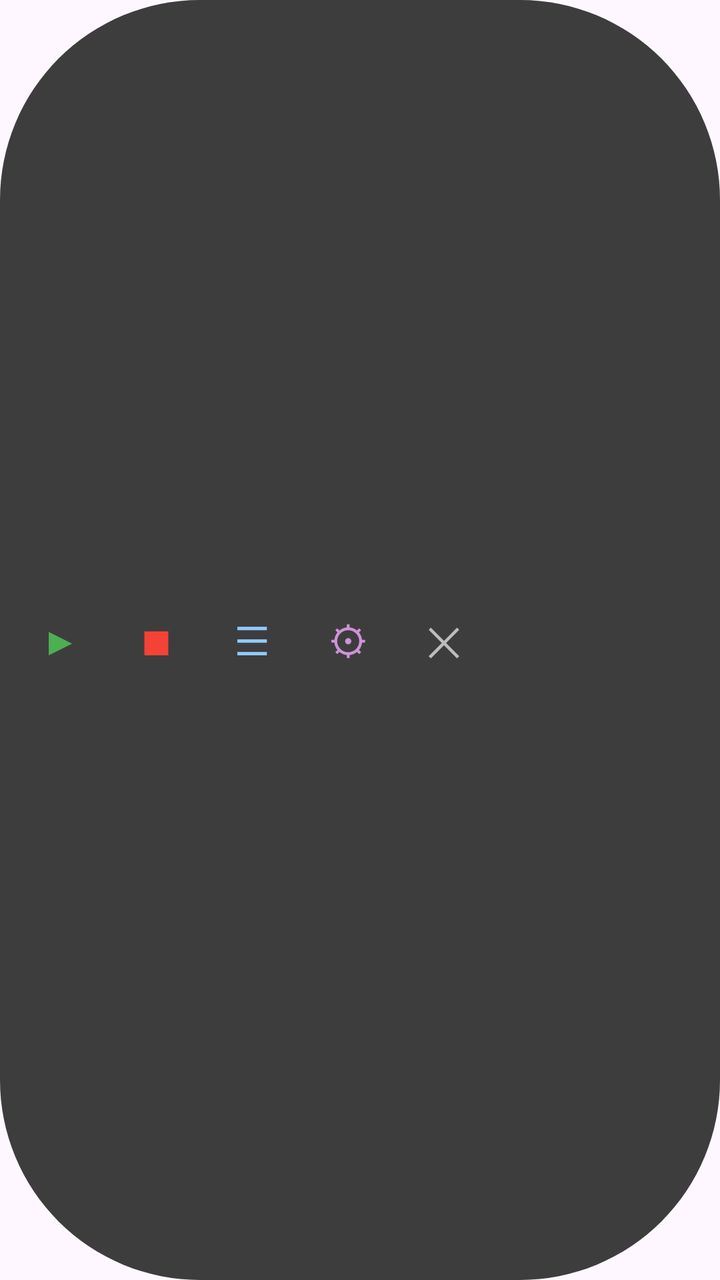
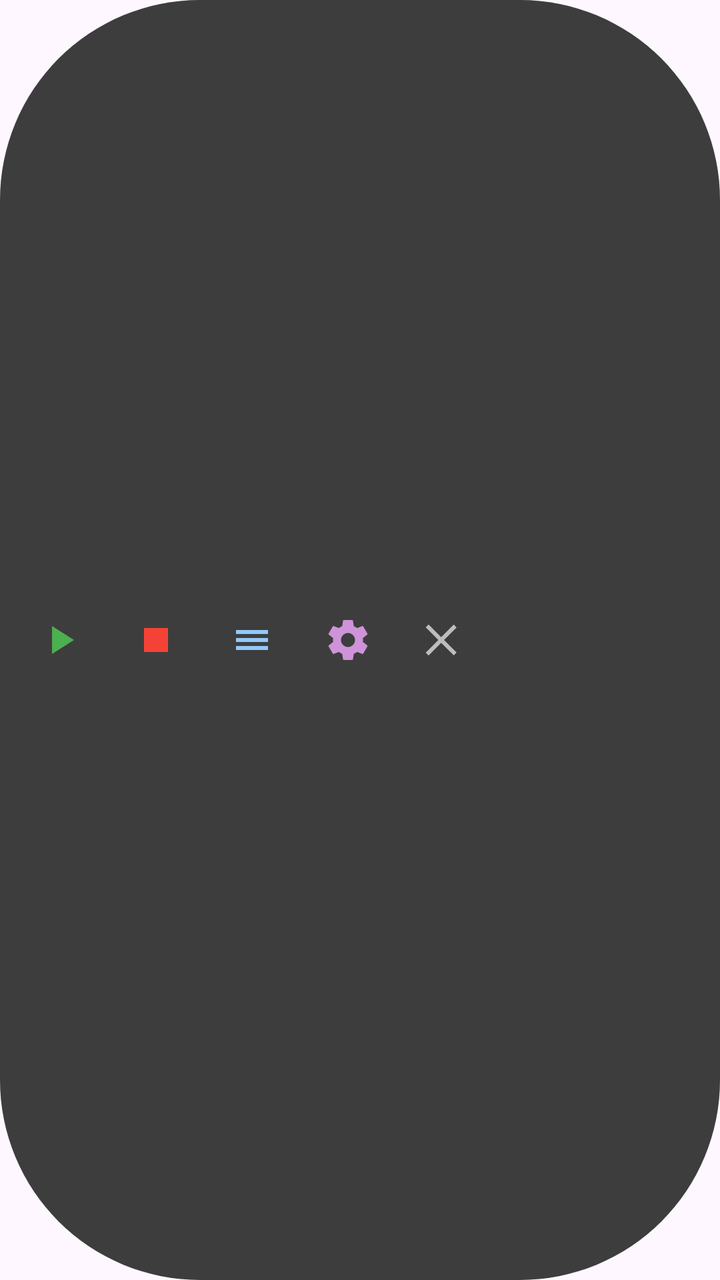

Compare the two renders of this Android layout. The source of the first and the diff that turns it into the second are given below.
<!-- AndroidManifest.xml: application theme Theme.QQFarm -->
<!-- res/layout/floating_window.xml -->
<?xml version="1.0" encoding="utf-8"?>
<LinearLayout xmlns:android="http://schemas.android.com/apk/res/android"
    android:layout_width="wrap_content"
    android:layout_height="wrap_content"
    android:orientation="horizontal"
    android:background="@drawable/bg_pill"
    android:paddingStart="8dp"
    android:paddingEnd="8dp"
    android:paddingTop="6dp"
    android:paddingBottom="6dp"
    android:gravity="center_vertical">

    <TextView
        android:id="@+id/btn_start_pause"
        android:layout_width="44dp"
        android:layout_height="44dp"
        android:gravity="center"
        android:text="▶"
        android:textSize="20sp"
        android:textColor="#4CAF50"
        android:background="@drawable/bg_icon_btn"
        android:layout_marginEnd="4dp" />

    <TextView
        android:id="@+id/btn_stop"
        android:layout_width="44dp"
        android:layout_height="44dp"
        android:gravity="center"
        android:text="■"
        android:textSize="20sp"
        android:textColor="#F44336"
        android:background="@drawable/bg_icon_btn"
        android:layout_marginEnd="4dp" />

    <TextView
        android:id="@+id/btn_log"
        android:layout_width="44dp"
        android:layout_height="44dp"
        android:gravity="center"
        android:text="☰"
        android:textSize="20sp"
        android:textColor="#90CAF9"
        android:background="@drawable/bg_icon_btn"
        android:layout_marginEnd="4dp" />

    <TextView
        android:id="@+id/btn_config_float"
        android:layout_width="44dp"
        android:layout_height="44dp"
        android:gravity="center"
        android:text="⚙"
        android:textSize="20sp"
        android:textColor="#CE93D8"
        android:background="@drawable/bg_icon_btn"
        android:layout_marginEnd="4dp" />

    <TextView
        android:id="@+id/btn_exit"
        android:layout_width="44dp"
        android:layout_height="44dp"
        android:gravity="center"
        android:text="✕"
        android:textSize="20sp"
        android:textColor="#BDBDBD"
        android:background="@drawable/bg_icon_btn" />

</LinearLayout>
<!-- resources referenced by this layout -->
<resources>
  <!-- drawable bg_icon_btn (drawable) -->
  <?xml version="1.0" encoding="utf-8"?>
  <selector xmlns:android="http://schemas.android.com/apk/res/android">
      <item android:state_pressed="true">
          <shape android:shape="oval">
              <solid android:color="#44FFFFFF" />
          </shape>
      </item>
      <item>
          <shape android:shape="oval">
              <solid android:color="#00000000" />
          </shape>
      </item>
  </selector>
  <!-- drawable bg_pill (drawable) -->
  <?xml version="1.0" encoding="utf-8"?>
  <shape xmlns:android="http://schemas.android.com/apk/res/android"
      android:shape="rectangle">
      <solid android:color="#DD212121" />
      <corners android:radius="100dp" />
  </shape>
  <style name="Theme.QQFarm" parent="Base.Theme.QQFarm" />
  <style name="Base.Theme.QQFarm" parent="Theme.Material3.DayNight.NoActionBar">
          
          
      </style>
</resources>

<!-- the commit's change to res/layout/floating_window.xml (unified diff, before → after) -->
@@ -10,58 +10,63 @@
     android:paddingBottom="6dp"
     android:gravity="center_vertical">
 
-    <TextView
+    <ImageButton
         android:id="@+id/btn_start_pause"
         android:layout_width="44dp"
         android:layout_height="44dp"
-        android:gravity="center"
-        android:text="▶"
-        android:textSize="20sp"
-        android:textColor="#4CAF50"
+        android:padding="10dp"
+        android:scaleType="center"
+        android:src="@drawable/ic_play_24"
+        android:tint="#4CAF50"
+        android:contentDescription="开始"
         android:background="@drawable/bg_icon_btn"
         android:layout_marginEnd="4dp" />
 
-    <TextView
+    <ImageButton
         android:id="@+id/btn_stop"
         android:layout_width="44dp"
         android:layout_height="44dp"
-        android:gravity="center"
-        android:text="■"
-        android:textSize="20sp"
-        android:textColor="#F44336"
+        android:padding="10dp"
+        android:scaleType="center"
+        android:src="@drawable/ic_stop_24"
+        android:tint="#F44336"
+        android:contentDescription="停止"
         android:background="@drawable/bg_icon_btn"
         android:layout_marginEnd="4dp" />
 
-    <TextView
+    <ImageButton
         android:id="@+id/btn_log"
         android:layout_width="44dp"
         android:layout_height="44dp"
-        android:gravity="center"
-        android:text="☰"
-        android:textSize="20sp"
-        android:textColor="#90CAF9"
+        android:padding="10dp"
+        android:scaleType="center"
+        android:src="@drawable/ic_log_24"
+        android:tint="#90CAF9"
+        android:contentDescription="日志"
         android:background="@drawable/bg_icon_btn"
         android:layout_marginEnd="4dp" />
 
-    <TextView
+    <ImageButton
         android:id="@+id/btn_config_float"
         android:layout_width="44dp"
         android:layout_height="44dp"
-        android:gravity="center"
-        android:text="⚙"
-        android:textSize="20sp"
-        android:textColor="#CE93D8"
+        android:padding="10dp"
+        android:scaleType="center"
+        android:src="@drawable/ic_settings_24"
+        android:tint="#CE93D8"
+        android:contentDescription="配置"
         android:background="@drawable/bg_icon_btn"
         android:layout_marginEnd="4dp" />
 
-    <TextView
+    <ImageButton
         android:id="@+id/btn_exit"
         android:layout_width="44dp"
         android:layout_height="44dp"
-        android:gravity="center"
-        android:text="✕"
-        android:textSize="20sp"
-        android:textColor="#BDBDBD"
+        android:padding="10dp"
+        android:scaleType="center"
+        android:src="@drawable/ic_close_24"
+        android:tint="#BDBDBD"
+        android:contentDescription="退出"
         android:background="@drawable/bg_icon_btn" />
 
 </LinearLayout>
<!-- resource entries referenced after the edit -->
@@ -21,6 +21,61 @@
       <solid android:color="#DD212121" />
       <corners android:radius="100dp" />
   </shape>
+  <!-- drawable ic_close_24 (drawable) -->
+  <?xml version="1.0" encoding="utf-8"?>
+  <vector xmlns:android="http://schemas.android.com/apk/res/android"
+      android:width="24dp"
+      android:height="24dp"
+      android:viewportWidth="24"
+      android:viewportHeight="24">
+      <path
+          android:fillColor="#FFFFFFFF"
+          android:pathData="M18.3,5.71L12,12l6.3,6.29 -1.41,1.41L10.59,13.41 4.29,19.71 2.88,18.3 9.17,12 2.88,5.7 4.29,4.29l6.3,6.3 6.29,-6.3z" />
+  </vector>
+  <!-- drawable ic_log_24 (drawable) -->
+  <?xml version="1.0" encoding="utf-8"?>
+  <vector xmlns:android="http://schemas.android.com/apk/res/android"
+      android:width="24dp"
+      android:height="24dp"
+      android:viewportWidth="24"
+      android:viewportHeight="24">
+      <path
+          android:fillColor="#FFFFFFFF"
+          android:pathData="M4,7h16v2H4zM4,11h16v2H4zM4,15h16v2H4z" />
+  </vector>
+  <!-- drawable ic_play_24 (drawable) -->
+  <?xml version="1.0" encoding="utf-8"?>
+  <vector xmlns:android="http://schemas.android.com/apk/res/android"
+      android:width="24dp"
+      android:height="24dp"
+      android:viewportWidth="24"
+      android:viewportHeight="24">
+      <path
+          android:fillColor="#FFFFFFFF"
+          android:pathData="M8,5v14l11,-7z" />
+  </vector>
+  <!-- drawable ic_settings_24 (drawable) -->
+  <?xml version="1.0" encoding="utf-8"?>
+  <vector xmlns:android="http://schemas.android.com/apk/res/android"
+      android:width="24dp"
+      android:height="24dp"
+      android:viewportWidth="24"
+      android:viewportHeight="24">
+      <path
+          android:fillColor="#FFFFFFFF"
+          android:pathData="M19.43,12.98c0.04,-0.32 0.07,-0.65 0.07,-0.98s-0.02,-0.66 -0.07,-0.98l2.11,-1.65c0.19,-0.15 0.24,-0.42 0.12,-0.64l-2,-3.46c-0.12,-0.22 -0.37,-0.31 -0.6,-0.22l-2.49,1c-0.52,-0.4 -1.08,-0.73 -1.69,-0.98L14.5,2.42C14.47,2.18 14.25,2 14,2h-4c-0.25,0 -0.46,0.18 -0.5,0.42L9.12,5.07c-0.61,0.25 -1.18,0.59 -1.69,0.98l-2.49,-1c-0.23,-0.08 -0.48,0 -0.6,0.22l-2,3.46c-0.13,0.22 -0.07,0.49 0.12,0.64l2.11,1.65c-0.04,0.32 -0.08,0.65 -0.08,0.98s0.03,0.66 0.08,0.98l-2.11,1.65c-0.19,0.15 -0.24,0.42 -0.12,0.64l2,3.46c0.12,0.22 0.37,0.31 0.6,0.22l2.49,-1c0.52,0.4 1.08,0.73 1.69,0.98l0.38,2.65c0.04,0.24 0.25,0.42 0.5,0.42h4c0.25,0 0.46,-0.18 0.5,-0.42l0.38,-2.65c0.61,-0.25 1.18,-0.59 1.69,-0.98l2.49,1c0.23,0.08 0.48,0 0.6,-0.22l2,-3.46c0.12,-0.22 0.07,-0.49 -0.12,-0.64l-2.11,-1.65zM12,15.5c-1.93,0 -3.5,-1.57 -3.5,-3.5s1.57,-3.5 3.5,-3.5 3.5,1.57 3.5,3.5 -1.57,3.5 -3.5,3.5z" />
+  </vector>
+  <!-- drawable ic_stop_24 (drawable) -->
+  <?xml version="1.0" encoding="utf-8"?>
+  <vector xmlns:android="http://schemas.android.com/apk/res/android"
+      android:width="24dp"
+      android:height="24dp"
+      android:viewportWidth="24"
+      android:viewportHeight="24">
+      <path
+          android:fillColor="#FFFFFFFF"
+          android:pathData="M6,6h12v12H6z" />
+  </vector>
   <style name="Theme.QQFarm" parent="Base.Theme.QQFarm" />
   <style name="Base.Theme.QQFarm" parent="Theme.Material3.DayNight.NoActionBar">
           
